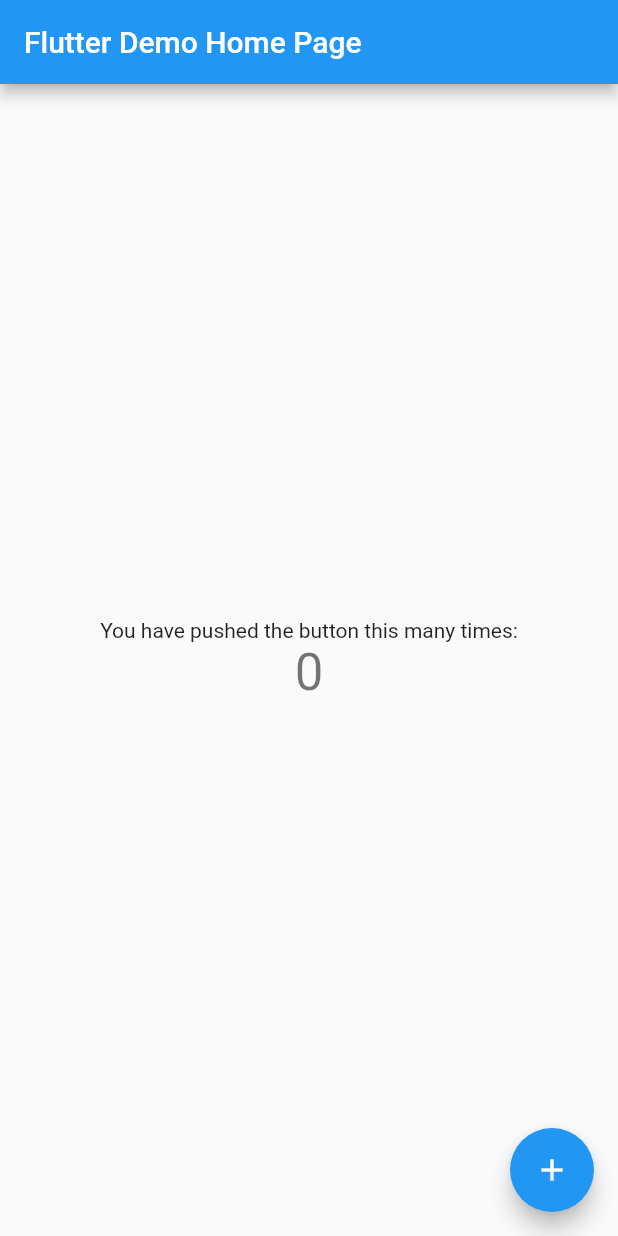
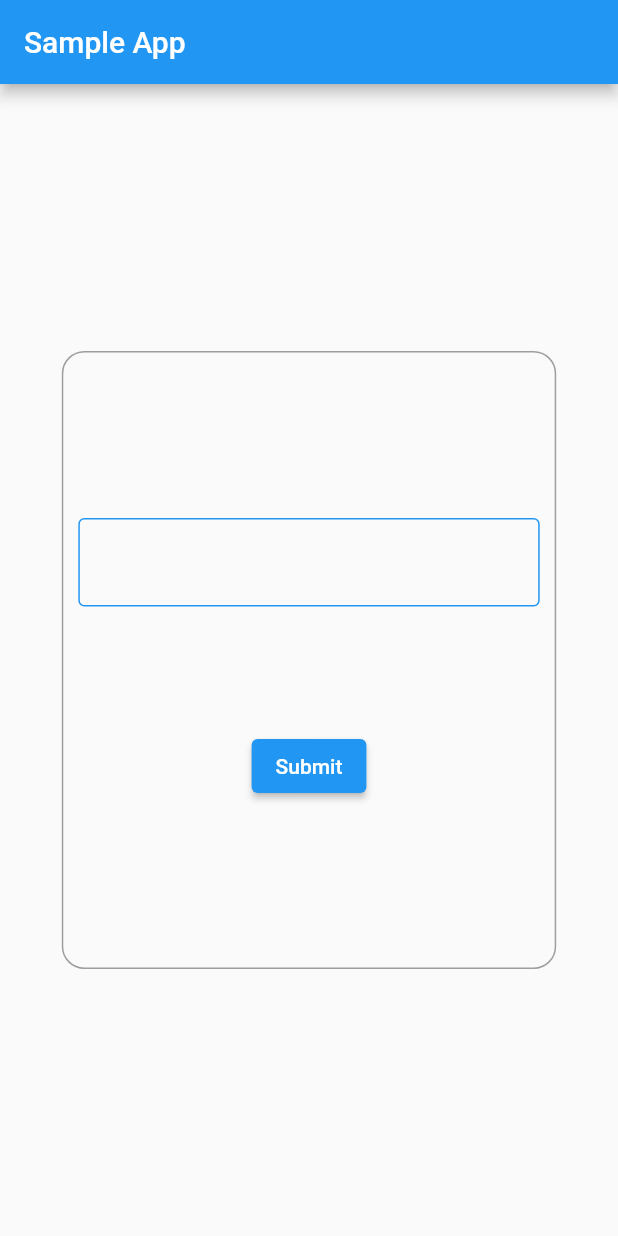
Before and after one commit to ridhdhipatel/CustomerButton, a Flutter app: the screen it shows after launch, on a phone screen of 412 x 824 dp. Run offline on Flutter 3.47's test engine with Material 2 defaults, Android fonts, the light colour scheme and no system bars; our stand-ins replace fluttertoast.

Commit message:
Update commit

```diff
--- /dev/null
+++ b/custom_button_app/lib/home_screen.dart
@@ -0,0 +1,81 @@
+import 'package:custom_button_app/counted_button_screen.dart';
+import 'package:flutter/material.dart';
+import 'package:flutter/src/foundation/key.dart';
+import 'package:flutter/src/widgets/framework.dart';
+
+class HomeScreen extends StatefulWidget {
+  static const String routeName = '/';
+  const HomeScreen({Key? key}) : super(key: key);
+
+  @override
+  State<HomeScreen> createState() => _HomeScreenState();
+}
+
+class _HomeScreenState extends State<HomeScreen> {
+  final GlobalKey<FormState> _formKey = GlobalKey<FormState>();
+  final TextEditingController _controller = TextEditingController();
+  @override
+  Widget build(BuildContext context) {
+    final size = MediaQuery.of(context).size;
+    return Scaffold(
+      appBar: AppBar(
+        title: const Text('Sample App'),
+      ),
+      body: Center(
+        child: Container(
+          height: size.height * 0.5,
+          width: size.width * 0.8,
+          decoration: BoxDecoration(
+            border: Border.all(
+              color: Colors.grey,
+              width: 1.0,
+            ),
+            borderRadius: BorderRadius.circular(15.0),
+          ),
+          padding: const EdgeInsets.all(10.0),
+          alignment: Alignment.center,
+          child: Form(
+            key: _formKey,
+            child: Column(
+              mainAxisSize: MainAxisSize.min,
+              children: [
+                TextFormField(
+                  controller: _controller,
+                  decoration: const InputDecoration(
+                    focusedBorder: OutlineInputBorder(
+                      borderSide: BorderSide(
+                        width: 1.0,
+                        color: Colors.blue,
+                      ),
+                    ),
+                    enabledBorder: OutlineInputBorder(
+                      borderSide: BorderSide(
+                        width: 1.0,
+                        color: Colors.blue,
+                      ),
+                    ),
+                  ),
+                  keyboardType: TextInputType.number,
+                ),
+                SizedBox(
+                  height: size.height * 0.1,
+                ),
+                ElevatedButton(
+                  onPressed: () {
+                    Navigator.of(context).pushNamed(
+                      CountedButtonScreen.routeName,
+                      arguments: CountedButtonScreen(
+                        number: int.parse(_controller.text),
+                      ),
+                    );
+                  },
+                  child: const Text('Submit'),
+                ),
+              ],
+            ),
+          ),
+        ),
+      ),
+    );
+  }
+}
--- a/custom_button_app/lib/main.dart
+++ b/custom_button_app/lib/main.dart
@@ -1,4 +1,7 @@
+import 'package:custom_button_app/route.dart';
 import 'package:flutter/material.dart';
+
+import 'home_screen.dart';
 
 void main() {
   runApp(const MyApp());
@@ -11,105 +14,12 @@
   @override
   Widget build(BuildContext context) {
     return MaterialApp(
-      title: 'Flutter Demo',
+      title: 'Custom Button',
       theme: ThemeData(
-        // This is the theme of your application.
-        //
-        // Try running your application with "flutter run". You'll see the
-        // application has a blue toolbar. Then, without quitting the app, try
-        // changing the primarySwatch below to Colors.green and then invoke
-        // "hot reload" (press "r" in the console where you ran "flutter run",
-        // or simply save your changes to "hot reload" in a Flutter IDE).
-        // Notice that the counter didn't reset back to zero; the application
-        // is not restarted.
         primarySwatch: Colors.blue,
       ),
-      home: const MyHomePage(title: 'Flutter Demo Home Page'),
+      home: const HomeScreen(),
+      onGenerateRoute: (settings) => ScreenRoutes.generateRoutes(settings),
     );
   }
 }
-
-class MyHomePage extends StatefulWidget {
-  const MyHomePage({Key? key, required this.title}) : super(key: key);
-
-  // This widget is the home page of your application. It is stateful, meaning
-  // that it has a State object (defined below) that contains fields that affect
-  // how it looks.
-
-  // This class is the configuration for the state. It holds the values (in this
-  // case the title) provided by the parent (in this case the App widget) and
-  // used by the build method of the State. Fields in a Widget subclass are
-  // always marked "final".
-
-  final String title;
-
-  @override
-  State<MyHomePage> createState() => _MyHomePageState();
-}
-
-class _MyHomePageState extends State<MyHomePage> {
-  int _counter = 0;
-
-  void _incrementCounter() {
-    setState(() {
-      // This call to setState tells the Flutter framework that something has
-      // changed in this State, which causes it to rerun the build method below
-      // so that the display can reflect the updated values. If we changed
-      // _counter without calling setState(), then the build method would not be
-      // called again, and so nothing would appear to happen.
-      _counter++;
-    });
-  }
-
-  @override
-  Widget build(BuildContext context) {
-    // This method is rerun every time setState is called, for instance as done
-    // by the _incrementCounter method above.
-    //
-    // The Flutter framework has been optimized to make rerunning build methods
-    // fast, so that you can just rebuild anything that needs updating rather
-    // than having to individually change instances of widgets.
-    return Scaffold(
-      appBar: AppBar(
-        // Here we take the value from the MyHomePage object that was created by
-        // the App.build method, and use it to set our appbar title.
-        title: Text(widget.title),
-      ),
-      body: Center(
-        // Center is a layout widget. It takes a single child and positions it
-        // in the middle of the parent.
-        child: Column(
-          // Column is also a layout widget. It takes a list of children and
-          // arranges them vertically. By default, it sizes itself to fit its
-          // children horizontally, and tries to be as tall as its parent.
-          //
-          // Invoke "debug painting" (press "p" in the console, choose the
-          // "Toggle Debug Paint" action from the Flutter Inspector in Android
-          // Studio, or the "Toggle Debug Paint" command in Visual Studio Code)
-          // to see the wireframe for each widget.
-          //
-          // Column has various properties to control how it sizes itself and
-          // how it positions its children. Here we use mainAxisAlignment to
-          // center the children vertically; the main axis here is the vertical
-          // axis because Columns are vertical (the cross axis would be
-          // horizontal).
-          mainAxisAlignment: MainAxisAlignment.center,
-          children: <Widget>[
-            const Text(
-              'You have pushed the button this many times:',
-            ),
-            Text(
-              '$_counter',
-              style: Theme.of(context).textTheme.headline4,
-            ),
-          ],
-        ),
-      ),
-      floatingActionButton: FloatingActionButton(
-        onPressed: _incrementCounter,
-        tooltip: 'Increment',
-        child: const Icon(Icons.add),
-      ), // This trailing comma makes auto-formatting nicer for build methods.
-    );
-  }
-}
--- a/custom_button_app/pubspec.yaml
+++ b/custom_button_app/pubspec.yaml
@@ -34,6 +34,7 @@
   # The following adds the Cupertino Icons font to your application.
   # Use with the CupertinoIcons class for iOS style icons.
   cupertino_icons: ^1.0.2
+  fluttertoast: ^8.0.9
 
 dev_dependencies:
   flutter_test:
```
Also changed, not shown: custom_button_app/lib/counted_button_screen.dart (added, +103 -0 lines), custom_button_app/lib/route.dart (added, +27 -0 lines).
